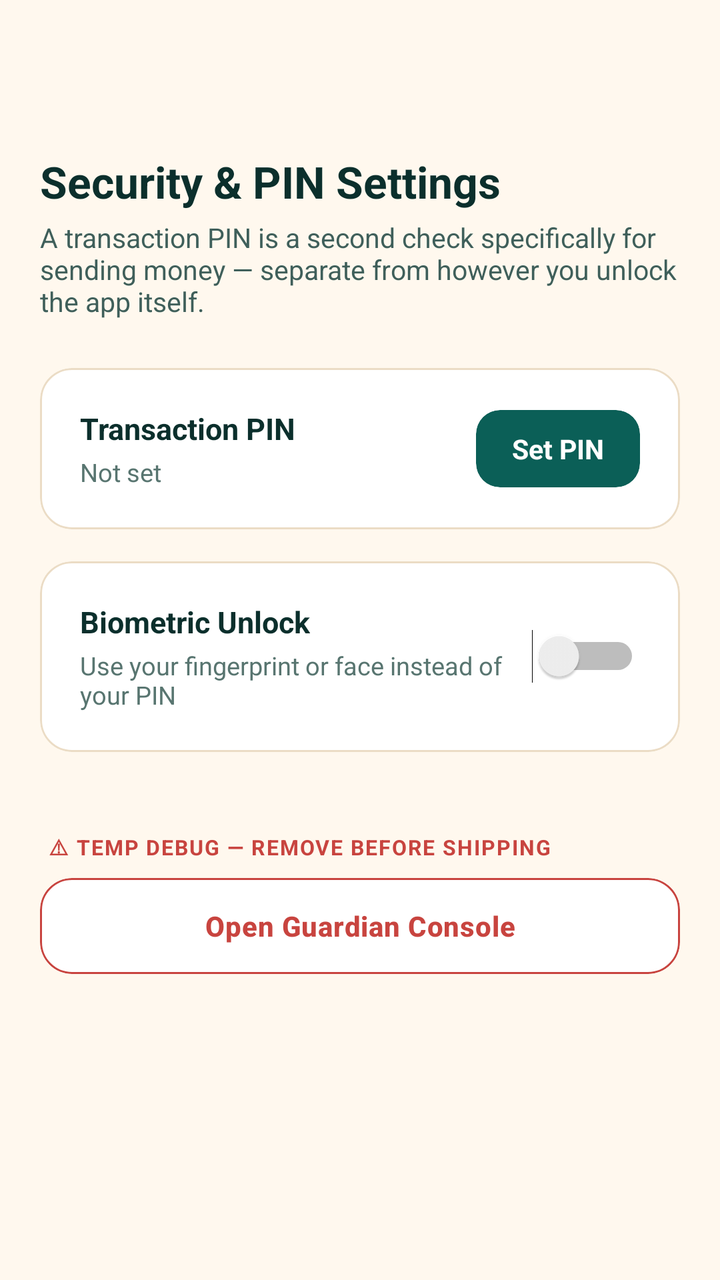
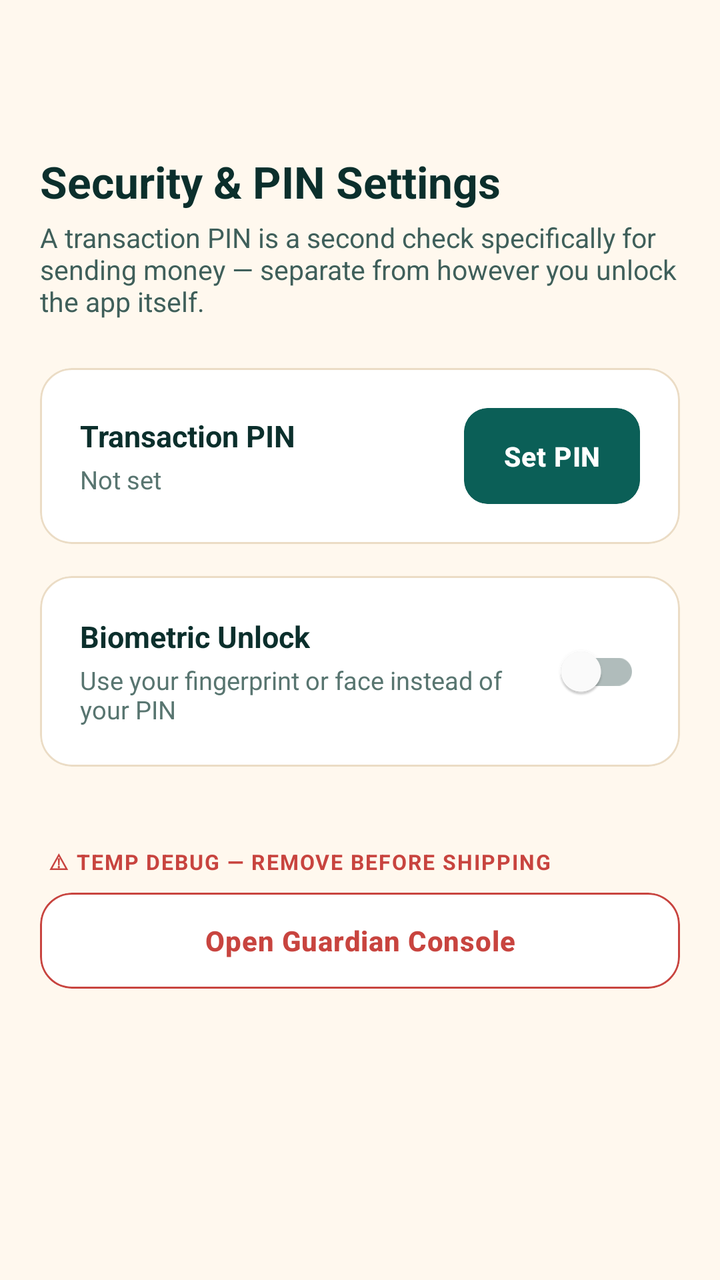

An Android layout rendered at two revisions. The XML below is the earlier revision; the diff shows what the commit changed to produce the second picture.
<!-- AndroidManifest.xml: application theme AppTheme -->
<!-- res/layout/security_pin_settings.xml -->
<androidx.coordinatorlayout.widget.CoordinatorLayout
	xmlns:android="http://schemas.android.com/apk/res/android"
	xmlns:app="http://schemas.android.com/apk/res-auto"
	xmlns:tools="http://schemas.android.com/tools"
	android:id="@+id/_coordinator"
	android:layout_width="match_parent"
	android:layout_height="match_parent">
	<com.google.android.material.appbar.AppBarLayout
		android:id="@+id/_app_bar"
		android:layout_width="match_parent"
		android:layout_height="wrap_content"
		android:theme="@style/AppTheme.AppBarOverlay"
		app:elevation="0dp"
		android:stateListAnimator="@null">
		<androidx.appcompat.widget.Toolbar
			android:id="@+id/_toolbar"
			android:layout_width="match_parent"
			android:layout_height="?attr/actionBarSize"
			android:background="?attr/appBarColor"
			app:popupTheme="@style/AppTheme.PopupOverlay" />
	</com.google.android.material.appbar.AppBarLayout>
	<androidx.core.widget.NestedScrollView
		android:id="@+id/vscroll2"
		android:layout_width="match_parent"
		android:layout_height="match_parent"
		android:background="@color/colorBackground"
		android:fillViewport="true"
		android:overScrollMode="never"
		app:layout_behavior="@string/appbar_scrolling_view_behavior">
		<LinearLayout
			android:id="@+id/linear43"
			android:layout_width="match_parent"
			android:layout_height="wrap_content"
			android:padding="20dp"
			android:orientation="vertical">
			<TextView
				android:id="@+id/textview54"
				android:layout_width="wrap_content"
				android:layout_height="wrap_content"
				android:text="Security &amp; PIN Settings"
				android:textSize="22sp"
				android:textStyle="bold"
				android:textColor="@color/colorTextPrimary"
				android:focusable="false" />
			<TextView
				android:id="@+id/textview55"
				android:layout_width="match_parent"
				android:layout_height="wrap_content"
				android:layout_marginTop="4dp"
				android:layout_marginBottom="24dp"
				android:text="A transaction PIN is a second check specifically for sending money — separate from however you unlock the app itself."
				android:textColor="@color/colorTextSecondary"
				android:textSize="13.5sp"
				android:focusable="false" />
			<com.google.android.material.card.MaterialCardView
				android:id="@+id/cardview35"
				android:layout_width="match_parent"
				android:layout_height="wrap_content"
				android:layout_marginBottom="16dp"
				app:cardBackgroundColor="@color/colorSurface"
				app:cardCornerRadius="16dp"
				app:cardElevation="0dp"
				app:strokeWidth="1dp"
				app:strokeColor="@color/colorCardStroke">
				<LinearLayout
					android:id="@+id/linear44"
					android:layout_width="match_parent"
					android:layout_height="wrap_content"
					android:padding="20dp"
					android:orientation="vertical">
					<LinearLayout
						android:id="@+id/linear45"
						android:layout_width="match_parent"
						android:layout_height="wrap_content"
						android:gravity="center_vertical"
						android:orientation="horizontal">
						<LinearLayout
							android:id="@+id/linear46"
							android:layout_width="0dp"
							android:layout_height="wrap_content"
							android:orientation="vertical"
							android:layout_weight="1">
							<TextView
								android:id="@+id/textview56"
								android:layout_width="wrap_content"
								android:layout_height="wrap_content"
								android:text="Transaction PIN"
								android:textSize="15sp"
								android:textStyle="bold"
								android:textColor="@color/colorTextPrimary"
								android:focusable="false" />
							<TextView
								android:id="@+id/tv_pin_status"
								android:layout_width="wrap_content"
								android:layout_height="wrap_content"
								android:layout_marginTop="3dp"
								android:text="Not set"
								android:textColor="@color/colorTextTertiary"
								android:textSize="12.5sp"
								android:focusable="false" />
						</LinearLayout>
						<com.google.android.material.card.MaterialCardView
							android:id="@+id/cardview36"
							android:layout_width="wrap_content"
							android:layout_height="wrap_content"
							app:cardBackgroundColor="@color/colorAccent"
							app:cardCornerRadius="12dp"
							app:cardElevation="0dp"
							app:strokeWidth="0dp">
							<TextView
								android:id="@+id/btn_pin_action"
								android:layout_width="wrap_content"
								android:layout_height="wrap_content"
								android:text="Set PIN"
								android:textStyle="bold"
								android:textColor="@color/colorTextOnAccent"
								android:textSize="13.5sp"
								android:paddingHorizontal="18dp"
								android:paddingVertical="10dp" />
						</com.google.android.material.card.MaterialCardView>
					</LinearLayout>
				</LinearLayout>
			</com.google.android.material.card.MaterialCardView>
			<com.google.android.material.card.MaterialCardView
				android:id="@+id/cardview37"
				android:layout_width="match_parent"
				android:layout_height="wrap_content"
				android:layout_marginBottom="16dp"
				app:cardBackgroundColor="@color/colorSurface"
				app:cardCornerRadius="16dp"
				app:cardElevation="0dp"
				app:strokeWidth="1dp"
				app:strokeColor="@color/colorCardStroke">
				<LinearLayout
					android:id="@+id/linear47"
					android:layout_width="match_parent"
					android:layout_height="wrap_content"
					android:padding="20dp"
					android:gravity="center_vertical"
					android:orientation="horizontal">
					<LinearLayout
						android:id="@+id/linear48"
						android:layout_width="0dp"
						android:layout_height="wrap_content"
						android:orientation="vertical"
						android:layout_weight="1">
						<TextView
							android:id="@+id/textview57"
							android:layout_width="wrap_content"
							android:layout_height="wrap_content"
							android:text="Biometric Unlock"
							android:textSize="15sp"
							android:textStyle="bold"
							android:textColor="@color/colorTextPrimary"
							android:focusable="false" />
						<TextView
							android:id="@+id/tv_biometric_status"
							android:layout_width="match_parent"
							android:layout_height="wrap_content"
							android:layout_marginTop="3dp"
							android:text="Use your fingerprint or face instead of your PIN"
							android:textColor="@color/colorTextTertiary"
							android:textSize="12.5sp"
							android:focusable="false" />
					</LinearLayout>
					<Switch
						android:id="@+id/switch_biometric"
						android:layout_width="wrap_content"
						android:layout_height="wrap_content"
						android:textSize="12sp" />
				</LinearLayout>
			</com.google.android.material.card.MaterialCardView>
			<TextView
				android:id="@+id/tv_security_note"
				android:layout_width="match_parent"
				android:layout_height="wrap_content"
				android:layout_marginBottom="8dp"
				android:text="Set a transaction PIN before enabling biometric unlock — biometric is a shortcut for entering your PIN, not a replacement for having one."
				android:textColor="@color/colorTextTertiary"
				android:textSize="11.5sp"
				android:layout_marginStart="4dp"
				android:visibility="gone"
				android:focusable="false" />
			<TextView
				android:id="@+id/textview58"
				android:layout_width="match_parent"
				android:layout_height="wrap_content"
				android:layout_marginTop="24dp"
				android:text="⚠ TEMP DEBUG — REMOVE BEFORE SHIPPING"
				android:textStyle="bold"
				android:textColor="@color/colorError"
				android:textSize="10.5sp"
				android:layout_marginStart="4dp"
				android:letterSpacing="0.06"
				android:focusable="false" />
			<com.google.android.material.card.MaterialCardView
				android:id="@+id/cardview38"
				android:layout_width="match_parent"
				android:layout_height="wrap_content"
				android:layout_marginTop="8dp"
				app:cardBackgroundColor="@color/colorSurface"
				app:cardCornerRadius="16dp"
				app:cardElevation="0dp"
				app:strokeColor="@color/colorError"
				app:strokeWidth="1dp">
				<Button
					android:id="@+id/btn_debug_guardian_console"
					android:layout_width="match_parent"
					android:layout_height="48dp"
					android:background="@android:color/transparent"
					android:text="Open Guardian Console"
					android:textSize="14sp"
					android:textStyle="bold"
					android:textColor="@color/colorError"
					android:textAllCaps="false" />
			</com.google.android.material.card.MaterialCardView>
		</LinearLayout>
	</androidx.core.widget.NestedScrollView>
</androidx.coordinatorlayout.widget.CoordinatorLayout>
<!-- resources referenced by this layout -->
<resources>
  <style name="AppTheme" parent="Theme.MaterialComponents.DayNight.NoActionBar">
          <item name="popupMenuStyle">@style/HarvanaPopupMenu</item>
          <item name="actionOverflowMenuStyle">@style/HarvanaPopupMenu</item>
          
          <item name="spinnerStyle">@style/HarvanaSpinner</item>
          <item name="materialButtonStyle">@style/HarvanaButton</item>
          <item name="materialButtonOutlinedStyle">@style/HarvanaButton.Outlined</item>
          
          <item name="homeAsUpIndicator">@drawable/ic_nav_back</item>
          
          <item name="android:textViewStyle">@style/HarvanaTextView</item>
          <item name="appBarColor">@color/colorBackground</item>
          <item name="onAppBarColor">@color/colorTextPrimary</item>
          <item name="colorSecondary">@color/colorAccent</item>
          <item name="colorOnSecondary">@color/colorTextOnAccent</item>
          <item name="colorPrimaryVariant">@color/colorAccentDark</item>
          <item name="colorSecondaryVariant">@color/colorAccentDark</item>
          <item name="colorError">@color/colorError</item>
          <item name="colorOnError">@color/colorTextPrimaryWhite</item>
          <item name="colorControlActivated">@color/colorAccent</item>
          <item name="colorControlNormal">@color/colorControlNormal</item>
          <item name="colorControlHighlight">@color/colorAccentRipple</item>
          <item name="android:textColorHighlight">@color/colorAccentStroke</item>
          <item name="android:textColorLink">@color/colorAccentStrong</item>
          <item name="android:editTextColor">@color/colorTextPrimary</item>
          <item name="android:navigationBarColor">@color/colorBackground</item>
          <item name="colorPrimary">@color/colorAccent</item>
          <item name="colorPrimaryDark">@color/colorAccentStrong</item>
          <item name="colorAccent">@color/colorAccent</item>
          <item name="colorSurface">@color/colorSurface</item>
          <item name="colorOnPrimary">@color/colorTextOnAccent</item>
          <item name="colorOnSurface">@color/colorTextPrimary</item>
          <item name="colorOnBackground">@color/colorTextPrimary</item>
          <item name="colorOnSurfaceVariant">@color/colorTextSecondary</item>
          <item name="android:textColorPrimary">@color/colorTextPrimary</item>
          <item name="android:textColorSecondary">@color/colorTextSecondary</item>
          <item name="android:textColorHint">@color/colorTextTertiary</item>
          <item name="android:statusBarColor">?attr/appBarColor</item>
          <item name="android:windowLightStatusBar">true</item>
          <item name="android:windowBackground">@color/colorBackground</item>
          <item name="alertDialogTheme">@style/HarvanaAlertDialog</item>
          <item name="materialAlertDialogTheme">@style/HarvanaAlertDialog</item>
          <item name="bottomSheetDialogTheme">@style/HarvanaBottomSheetDialog</item>
      </style>
  <!-- unchanged entries left out for length: 30 -->
</resources>

<!-- the commit's change to res/layout/security_pin_settings.xml (unified diff, before → after) -->
@@ -107,7 +107,7 @@
 							app:cardCornerRadius="12dp"
 							app:cardElevation="0dp"
 							app:strokeWidth="0dp">
-							<TextView
+							<com.google.android.material.button.MaterialButton
 								android:id="@+id/btn_pin_action"
 								android:layout_width="wrap_content"
 								android:layout_height="wrap_content"
@@ -116,7 +116,8 @@
 								android:textColor="@color/colorTextOnAccent"
 								android:textSize="13.5sp"
 								android:paddingHorizontal="18dp"
-								android:paddingVertical="10dp" />
+								android:paddingVertical="10dp"
+	android:textAllCaps="false"/>
 						</com.google.android.material.card.MaterialCardView>
 					</LinearLayout>
 				</LinearLayout>
@@ -163,7 +164,7 @@
 							android:textSize="12.5sp"
 							android:focusable="false" />
 					</LinearLayout>
-					<Switch
+					<com.google.android.material.switchmaterial.SwitchMaterial
 						android:id="@+id/switch_biometric"
 						android:layout_width="wrap_content"
 						android:layout_height="wrap_content"
@@ -203,7 +204,7 @@
 				app:cardElevation="0dp"
 				app:strokeColor="@color/colorError"
 				app:strokeWidth="1dp">
-				<Button
+				<com.google.android.material.button.MaterialButton
 					android:id="@+id/btn_debug_guardian_console"
 					android:layout_width="match_parent"
 					android:layout_height="48dp"
<!-- resource entries referenced after the edit -->
@@ -7,6 +7,9 @@
           <item name="spinnerStyle">@style/HarvanaSpinner</item>
           <item name="materialButtonStyle">@style/HarvanaButton</item>
           <item name="materialButtonOutlinedStyle">@style/HarvanaButton.Outlined</item>
+          <item name="textInputStyle">@style/Harvana.TextInputLayout</item>
+          <item name="materialCardViewStyle">@style/Harvana.Card</item>
+          <item name="borderlessButtonStyle">@style/HarvanaButton.Text</item>
           
           <item name="homeAsUpIndicator">@drawable/ic_nav_back</item>
           
@@ -44,6 +47,30 @@
           <item name="materialAlertDialogTheme">@style/HarvanaAlertDialog</item>
           <item name="bottomSheetDialogTheme">@style/HarvanaBottomSheetDialog</item>
       </style>
+  <style name="Harvana.TextInputLayout" parent="Widget.MaterialComponents.TextInputLayout.OutlinedBox">
+          <item name="boxCornerRadiusTopStart">12dp</item>
+          <item name="boxCornerRadiusTopEnd">12dp</item>
+          <item name="boxCornerRadiusBottomStart">12dp</item>
+          <item name="boxCornerRadiusBottomEnd">12dp</item>
+          <item name="boxStrokeColor">@color/colorAccent</item>
+          <item name="hintTextColor">@color/colorAccent</item>
+          <item name="android:textColorHint">@color/colorTextTertiary</item>
+      </style>
+  <style name="Harvana.Card" parent="Widget.MaterialComponents.CardView">
+          <item name="cardBackgroundColor">@color/colorSurface</item>
+          <item name="cardCornerRadius">16dp</item>
+          <item name="cardElevation">0dp</item>
+          <item name="strokeColor">@color/colorCardStroke</item>
+          <item name="strokeWidth">1dp</item>
+          <item name="rippleColor">@color/colorAccentRipple</item>
+      </style>
+  <style name="HarvanaButton.Text" parent="Widget.MaterialComponents.Button.TextButton">
+          <item name="cornerRadius">12dp</item>
+          <item name="android:textAllCaps">false</item>
+          <item name="android:textStyle">bold</item>
+          <item name="android:textColor">@color/colorAccentStrong</item>
+          <item name="rippleColor">@color/colorAccentRipple</item>
+      </style>
   <!-- unchanged entries left out for length: 30 -->
 </resources>
 
